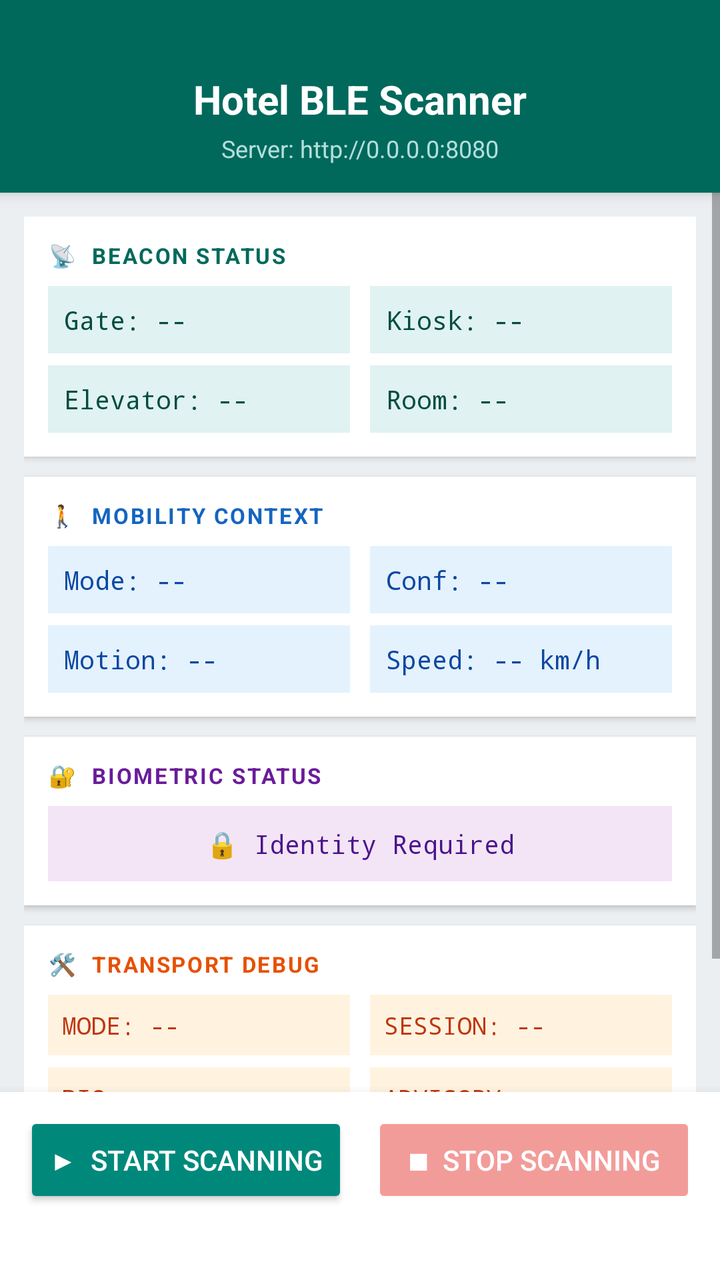
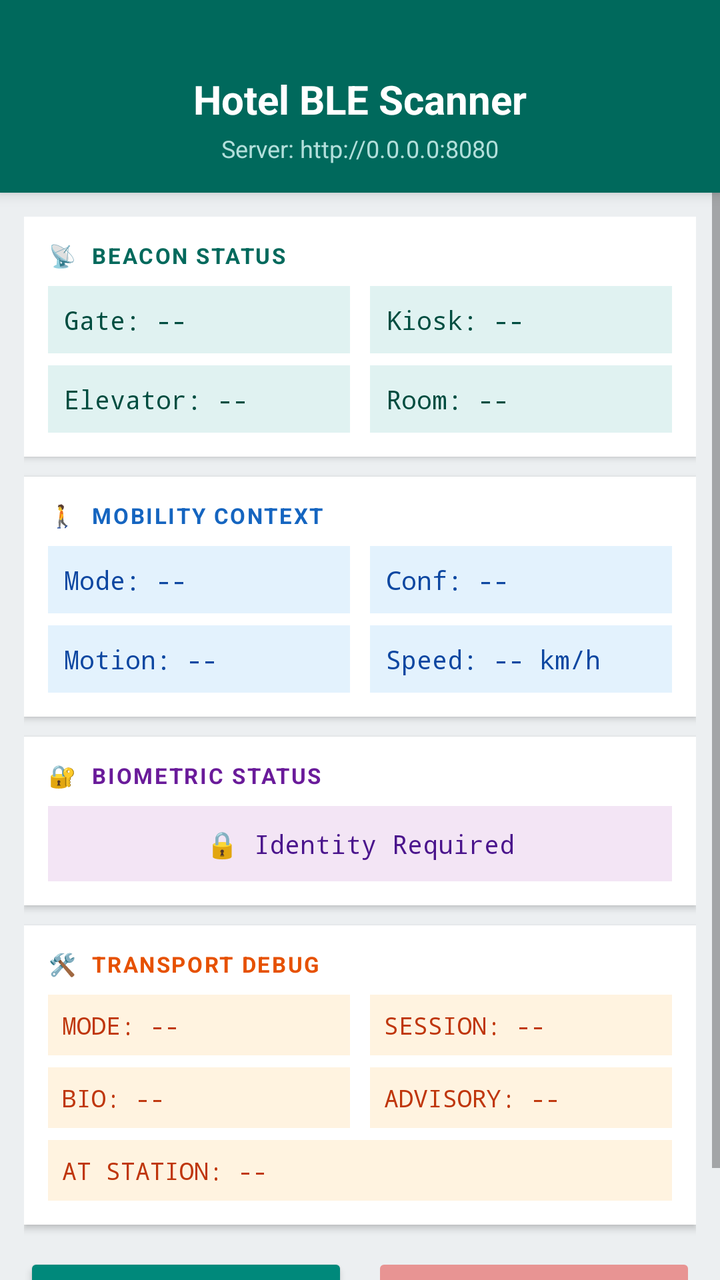

Screens rendered from an Android XML layout before and after an edit, with the pre-edit source and the edit as a unified diff.
<!-- AndroidManifest.xml: application theme Theme.AppCompat.Light.DarkActionBar -->
<!-- res/layout/activity_main.xml -->
<?xml version="1.0" encoding="utf-8"?>
<LinearLayout xmlns:android="http://schemas.android.com/apk/res/android"
    android:layout_width="match_parent"
    android:layout_height="match_parent"
    android:orientation="vertical"
    android:background="#ECEFF1">

    
    <LinearLayout
        android:layout_width="match_parent"
        android:layout_height="wrap_content"
        android:orientation="vertical"
        android:background="#00695C"
        android:paddingTop="36dp"
        android:paddingBottom="14dp"
        android:paddingStart="16dp"
        android:paddingEnd="16dp"
        android:elevation="4dp">

        <TextView
            android:layout_width="match_parent"
            android:layout_height="wrap_content"
            android:text="Hotel BLE Scanner"
            android:textSize="20sp"
            android:textStyle="bold"
            android:textColor="#FFFFFF"
            android:gravity="center" />

        <TextView
            android:id="@+id/ipAddressText"
            android:layout_width="match_parent"
            android:layout_height="wrap_content"
            android:text="Server: http://0.0.0.0:8080"
            android:textSize="12sp"
            android:textColor="#B2DFDB"
            android:gravity="center"
            android:layout_marginTop="3dp" />

    </LinearLayout>

    
    <ScrollView
        android:layout_width="match_parent"
        android:layout_height="0dp"
        android:layout_weight="1"
        android:fillViewport="true">

        <LinearLayout
            android:layout_width="match_parent"
            android:layout_height="wrap_content"
            android:orientation="vertical"
            android:padding="12dp">

            
            <LinearLayout
                android:layout_width="match_parent"
                android:layout_height="wrap_content"
                android:orientation="vertical"
                android:background="#FFFFFF"
                android:padding="12dp"
                android:layout_marginBottom="10dp"
                android:elevation="2dp">

                <TextView
                    android:layout_width="match_parent"
                    android:layout_height="wrap_content"
                    android:text="📡  BEACON STATUS"
                    android:textSize="11sp"
                    android:textStyle="bold"
                    android:textColor="#00695C"
                    android:letterSpacing="0.08"
                    android:layout_marginBottom="8dp" />

                <LinearLayout
                    android:layout_width="match_parent"
                    android:layout_height="wrap_content"
                    android:orientation="horizontal"
                    android:layout_marginBottom="6dp">

                    <TextView
                        android:id="@+id/beaconGate"
                        android:layout_width="0dp"
                        android:layout_height="wrap_content"
                        android:layout_weight="1"
                        android:text="Gate: --"
                        android:textSize="13sp"
                        android:fontFamily="monospace"
                        android:padding="8dp"
                        android:background="#E0F2F1"
                        android:textColor="#004D40"
                        android:layout_marginEnd="5dp" />

                    <TextView
                        android:id="@+id/beaconKiosk"
                        android:layout_width="0dp"
                        android:layout_height="wrap_content"
                        android:layout_weight="1"
                        android:text="Kiosk: --"
                        android:textSize="13sp"
                        android:fontFamily="monospace"
                        android:padding="8dp"
                        android:background="#E0F2F1"
                        android:textColor="#004D40"
                        android:layout_marginStart="5dp" />

                </LinearLayout>

                <LinearLayout
                    android:layout_width="match_parent"
                    android:layout_height="wrap_content"
                    android:orientation="horizontal">

                    <TextView
                        android:id="@+id/beaconElevator"
                        android:layout_width="0dp"
                        android:layout_height="wrap_content"
                        android:layout_weight="1"
                        android:text="Elevator: --"
                        android:textSize="13sp"
                        android:fontFamily="monospace"
                        android:padding="8dp"
                        android:background="#E0F2F1"
                        android:textColor="#004D40"
                        android:layout_marginEnd="5dp" />

                    <TextView
                        android:id="@+id/beaconRoom"
                        android:layout_width="0dp"
                        android:layout_height="wrap_content"
                        android:layout_weight="1"
                        android:text="Room: --"
                        android:textSize="13sp"
                        android:fontFamily="monospace"
                        android:padding="8dp"
                        android:background="#E0F2F1"
                        android:textColor="#004D40"
                        android:layout_marginStart="5dp" />

                </LinearLayout>

            </LinearLayout>

            
            <LinearLayout
                android:layout_width="match_parent"
                android:layout_height="wrap_content"
                android:orientation="vertical"
                android:background="#FFFFFF"
                android:padding="12dp"
                android:layout_marginBottom="10dp"
                android:elevation="2dp">

                <TextView
                    android:layout_width="match_parent"
                    android:layout_height="wrap_content"
                    android:text="🚶  MOBILITY CONTEXT"
                    android:textSize="11sp"
                    android:textStyle="bold"
                    android:textColor="#1565C0"
                    android:letterSpacing="0.08"
                    android:layout_marginBottom="8dp" />

                <LinearLayout
                    android:layout_width="match_parent"
                    android:layout_height="wrap_content"
                    android:orientation="horizontal"
                    android:layout_marginBottom="6dp">

                    <TextView
                        android:id="@+id/contextMode"
                        android:layout_width="0dp"
                        android:layout_height="wrap_content"
                        android:layout_weight="1"
                        android:text="Mode: --"
                        android:textSize="13sp"
                        android:fontFamily="monospace"
                        android:padding="8dp"
                        android:background="#E3F2FD"
                        android:textColor="#0D47A1"
                        android:layout_marginEnd="5dp" />

                    <TextView
                        android:id="@+id/contextConfidence"
                        android:layout_width="0dp"
                        android:layout_height="wrap_content"
                        android:layout_weight="1"
                        android:text="Conf: --"
                        android:textSize="13sp"
                        android:fontFamily="monospace"
                        android:padding="8dp"
                        android:background="#E3F2FD"
                        android:textColor="#0D47A1"
                        android:layout_marginStart="5dp" />

                </LinearLayout>

                <LinearLayout
                    android:layout_width="match_parent"
                    android:layout_height="wrap_content"
                    android:orientation="horizontal">

                    <TextView
                        android:id="@+id/contextMotion"
                        android:layout_width="0dp"
                        android:layout_height="wrap_content"
                        android:layout_weight="1"
                        android:text="Motion: --"
                        android:textSize="13sp"
                        android:fontFamily="monospace"
                        android:padding="8dp"
                        android:background="#E3F2FD"
                        android:textColor="#0D47A1"
                        android:layout_marginEnd="5dp" />

                    <TextView
                        android:id="@+id/contextSpeed"
                        android:layout_width="0dp"
                        android:layout_height="wrap_content"
                        android:layout_weight="1"
                        android:text="Speed: -- km/h"
                        android:textSize="13sp"
                        android:fontFamily="monospace"
                        android:padding="8dp"
                        android:background="#E3F2FD"
                        android:textColor="#0D47A1"
                        android:layout_marginStart="5dp" />

                </LinearLayout>

            </LinearLayout>

            
            <LinearLayout
                android:layout_width="match_parent"
                android:layout_height="wrap_content"
                android:orientation="vertical"
                android:background="#FFFFFF"
                android:padding="12dp"
                android:layout_marginBottom="10dp"
                android:elevation="2dp">

                <TextView
                    android:layout_width="match_parent"
                    android:layout_height="wrap_content"
                    android:text="🔐  BIOMETRIC STATUS"
                    android:textSize="11sp"
                    android:textStyle="bold"
                    android:textColor="#6A1B9A"
                    android:letterSpacing="0.08"
                    android:layout_marginBottom="8dp" />

                <TextView
                    android:id="@+id/biometricStatusText"
                    android:layout_width="match_parent"
                    android:layout_height="wrap_content"
                    android:text="🔒 Identity Required"
                    android:textSize="13sp"
                    android:fontFamily="monospace"
                    android:padding="10dp"
                    android:gravity="center"
                    android:background="#F3E5F5"
                    android:textColor="#4A148C" />

            </LinearLayout>

            
            <LinearLayout
                android:id="@+id/simSection"
                android:layout_width="match_parent"
                android:layout_height="wrap_content"
                android:orientation="vertical"
                android:background="#FFFFFF"
                android:padding="12dp"
                android:elevation="2dp"
                android:visibility="visible">

                <TextView
                    android:layout_width="match_parent"
                    android:layout_height="wrap_content"
                    android:text="🛠  TRANSPORT DEBUG"
                    android:textSize="11sp"
                    android:textStyle="bold"
                    android:textColor="#E65100"
                    android:letterSpacing="0.08"
                    android:layout_marginBottom="8dp" />

                <LinearLayout
                    android:layout_width="match_parent"
                    android:layout_height="wrap_content"
                    android:orientation="horizontal"
                    android:layout_marginBottom="6dp">

                    <TextView
                        android:id="@+id/debugDeviceMode"
                        android:layout_width="0dp"
                        android:layout_height="wrap_content"
                        android:layout_weight="1"
                        android:text="MODE: --"
                        android:textSize="12sp"
                        android:fontFamily="monospace"
                        android:padding="7dp"
                        android:background="#FFF3E0"
                        android:textColor="#BF360C"
                        android:layout_marginEnd="5dp" />

                    <TextView
                        android:id="@+id/debugSession"
                        android:layout_width="0dp"
                        android:layout_height="wrap_content"
                        android:layout_weight="1"
                        android:text="SESSION: --"
                        android:textSize="12sp"
                        android:fontFamily="monospace"
                        android:padding="7dp"
                        android:background="#FFF3E0"
                        android:textColor="#BF360C"
                        android:layout_marginStart="5dp" />

                </LinearLayout>

                <LinearLayout
                    android:layout_width="match_parent"
                    android:layout_height="wrap_content"
                    android:orientation="horizontal"
                    android:layout_marginBottom="6dp">

                    <TextView
                        android:id="@+id/debugBiometric"
                        android:layout_width="0dp"
                        android:layout_height="wrap_content"
                        android:layout_weight="1"
                        android:text="BIO: --"
                        android:textSize="12sp"
                        android:fontFamily="monospace"
                        android:padding="7dp"
                        android:background="#FFF3E0"
                        android:textColor="#BF360C"
                        android:layout_marginEnd="5dp" />

                    <TextView
                        android:id="@+id/debugAdvisory"
                        android:layout_width="0dp"
                        android:layout_height="wrap_content"
                        android:layout_weight="1"
                        android:text="ADVISORY: --"
                        android:textSize="12sp"
                        android:fontFamily="monospace"
                        android:padding="7dp"
                        android:background="#FFF3E0"
                        android:textColor="#BF360C"
                        android:layout_marginStart="5dp" />

                </LinearLayout>

                <TextView
                    android:id="@+id/debugNearStation"
                    android:layout_width="match_parent"
                    android:layout_height="wrap_content"
                    android:text="AT STATION: --"
                    android:textSize="12sp"
                    android:fontFamily="monospace"
                    android:padding="7dp"
                    android:background="#FFF3E0"
                    android:textColor="#BF360C" />

            </LinearLayout>

        </LinearLayout>
    </ScrollView>

    
    <LinearLayout
        android:layout_width="match_parent"
        android:layout_height="wrap_content"
        android:orientation="horizontal"
        android:background="#FFFFFF"
        android:paddingTop="10dp"
        android:paddingBottom="36dp"
        android:paddingStart="12dp"
        android:paddingEnd="12dp"
        android:elevation="8dp">

        <Button
            android:id="@+id/startButton"
            android:layout_width="0dp"
            android:layout_height="48dp"
            android:layout_weight="1"
            android:text="▶  Start Scanning"
            android:textSize="14sp"
            android:textColor="#FFFFFF"
            android:backgroundTint="#00897B"
            android:layout_marginEnd="6dp" />

        <Button
            android:id="@+id/stopButton"
            android:layout_width="0dp"
            android:layout_height="48dp"
            android:layout_weight="1"
            android:text="■  Stop Scanning"
            android:textSize="14sp"
            android:textColor="#FFFFFF"
            android:backgroundTint="#E53935"
            android:alpha="0.5"
            android:enabled="false"
            android:layout_marginStart="6dp" />

    </LinearLayout>

</LinearLayout>
<!-- resources referenced by this layout -->
<resources>

</resources>

<!-- the commit's change to res/layout/activity_main.xml (unified diff, before → after) -->
@@ -365,45 +365,41 @@
 
             </LinearLayout>
 
+            
+            <LinearLayout
+                android:layout_width="match_parent"
+                android:layout_height="wrap_content"
+                android:orientation="horizontal"
+                android:layout_marginTop="14dp"
+                android:layout_marginBottom="12dp">
+
+                <Button
+                    android:id="@+id/startButton"
+                    android:layout_width="0dp"
+                    android:layout_height="52dp"
+                    android:layout_weight="1"
+                    android:text="▶  Start Scanning"
+                    android:textSize="14sp"
+                    android:textColor="#FFFFFF"
+                    android:backgroundTint="#00897B"
+                    android:layout_marginEnd="6dp" />
+
+                <Button
+                    android:id="@+id/stopButton"
+                    android:layout_width="0dp"
+                    android:layout_height="52dp"
+                    android:layout_weight="1"
+                    android:text="■  Stop Scanning"
+                    android:textSize="14sp"
+                    android:textColor="#FFFFFF"
+                    android:backgroundTint="#E53935"
+                    android:alpha="0.5"
+                    android:enabled="false"
+                    android:layout_marginStart="6dp" />
+
+            </LinearLayout>
+
         </LinearLayout>
     </ScrollView>
 
-    
-    <LinearLayout
-        android:layout_width="match_parent"
-        android:layout_height="wrap_content"
-        android:orientation="horizontal"
-        android:background="#FFFFFF"
-        android:paddingTop="10dp"
-        android:paddingBottom="36dp"
-        android:paddingStart="12dp"
-        android:paddingEnd="12dp"
-        android:elevation="8dp">
-
-        <Button
-            android:id="@+id/startButton"
-            android:layout_width="0dp"
-            android:layout_height="48dp"
-            android:layout_weight="1"
-            android:text="▶  Start Scanning"
-            android:textSize="14sp"
-            android:textColor="#FFFFFF"
-            android:backgroundTint="#00897B"
-            android:layout_marginEnd="6dp" />
-
-        <Button
-            android:id="@+id/stopButton"
-            android:layout_width="0dp"
-            android:layout_height="48dp"
-            android:layout_weight="1"
-            android:text="■  Stop Scanning"
-            android:textSize="14sp"
-            android:textColor="#FFFFFF"
-            android:backgroundTint="#E53935"
-            android:alpha="0.5"
-            android:enabled="false"
-            android:layout_marginStart="6dp" />
-
-    </LinearLayout>
-
 </LinearLayout>
